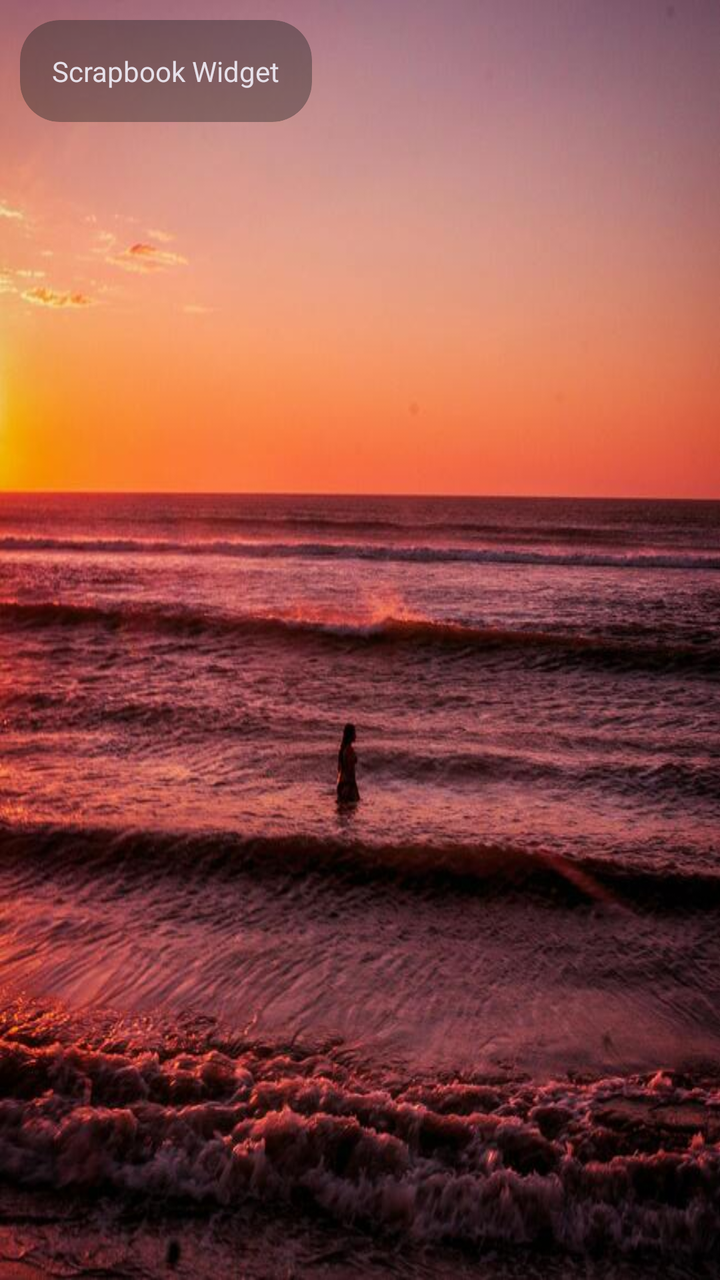
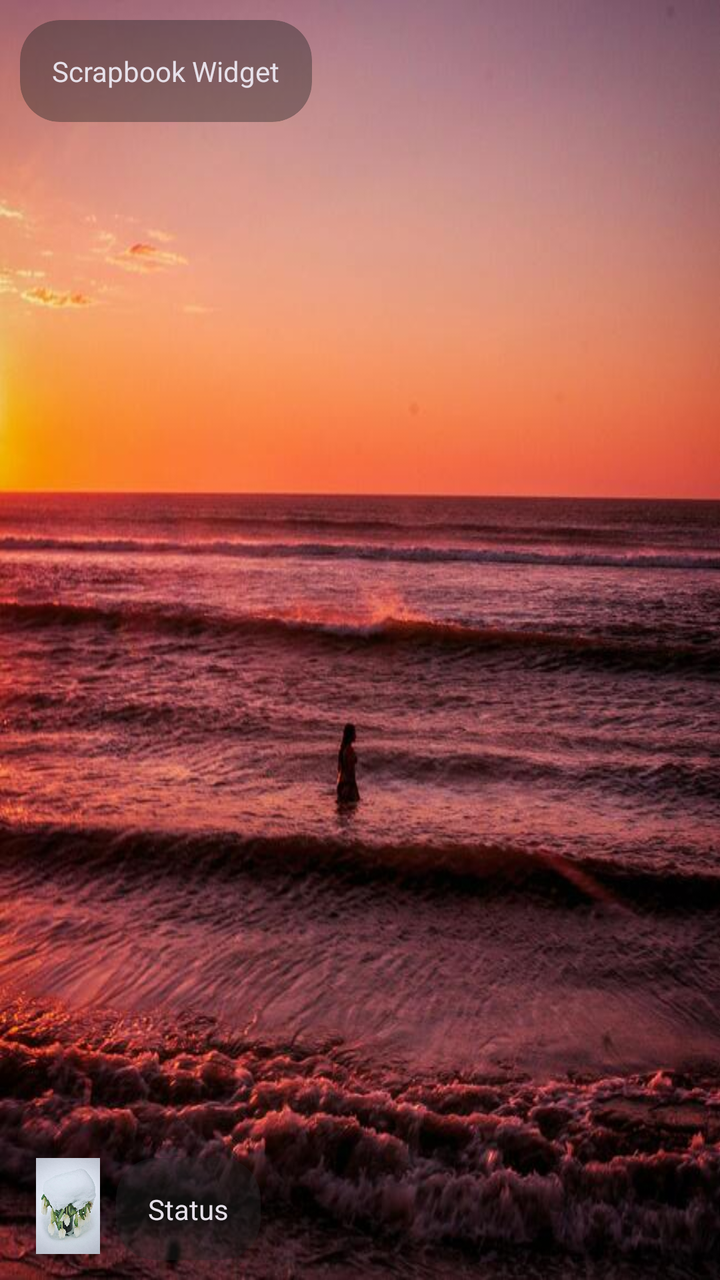

The first picture is an Android layout as it rendered before a commit; the second is the same layout after the commit. The layout source and the unified diff follow.
<!-- AndroidManifest.xml: application theme Theme.ScrapbookWidget -->
<!-- res/layout/app_widget.xml -->
<LinearLayout xmlns:android="http://schemas.android.com/apk/res/android"
    style="@style/Widget.ScrapbookWidget.AppWidget.Container"
    android:id="@+id/widget_container"
    android:layout_width="match_parent"
    android:layout_height="match_parent"
    android:orientation="vertical"
    android:padding="10dp"
    android:background="@drawable/test__4_"
    android:theme="@style/Theme.ScrapbookWidget.AppWidgetContainer">

    <TextView
        android:id="@+id/appwidget_text"
        style="@style/Widget.ScrapbookWidget.AppWidget.InnerView"
        android:layout_width="wrap_content"
        android:layout_height="wrap_content"
        android:contentDescription="@string/appwidget_text"
        android:text="@string/appwidget_text" />
</LinearLayout>
<!-- resources referenced by this layout -->
<resources>
  <!-- drawable test__4_: jpg bitmap (drawable, 69729 bytes) -->
  <string name="appwidget_text">Scrapbook Widget</string>
  <style name="Theme.ScrapbookWidget.AppWidgetContainer" parent="Theme.ScrapbookWidget.AppWidgetContainerParent">
          
          <item name="appWidgetPadding">16dp</item>
      </style>
  <style name="Widget.ScrapbookWidget.AppWidget.Container" parent="android:Widget">
          <item name="android:id">@android:id/background</item>
          <item name="android:background">?android:attr/colorBackground</item>
      </style>
  <style name="Widget.ScrapbookWidget.AppWidget.InnerView" parent="android:Widget">
          <item name="android:background">?android:attr/colorBackground</item>
          <item name="android:textColor">?android:attr/textColorPrimary</item>
      </style>
  <style name="Theme.ScrapbookWidget" parent="Base.Theme.ScrapbookWidget" />
  <style name="Theme.ScrapbookWidget.AppWidgetContainerParent" parent="@android:style/Theme.DeviceDefault">
          
          <item name="appWidgetRadius">16dp</item>
          
          <item name="appWidgetInnerRadius">8dp</item>
      </style>
  <style name="Base.Theme.ScrapbookWidget" parent="Theme.Material3.Dark.NoActionBar">
          
          
      </style>
</resources>

<!-- the commit's change to res/layout/app_widget.xml (unified diff, before → after) -->
@@ -1,4 +1,5 @@
 <LinearLayout xmlns:android="http://schemas.android.com/apk/res/android"
+    xmlns:app="http://schemas.android.com/apk/res-auto"
     style="@style/Widget.ScrapbookWidget.AppWidget.Container"
     android:id="@+id/widget_container"
     android:layout_width="match_parent"
@@ -15,4 +16,25 @@
         android:layout_height="wrap_content"
         android:contentDescription="@string/appwidget_text"
         android:text="@string/appwidget_text" />
+    <FrameLayout
+        android:layout_width="match_parent"
+        android:layout_height="0dp"
+        android:layout_weight="1"/>
+
+    <LinearLayout
+        android:layout_width="match_parent"
+        android:layout_height="wrap_content"
+        android:orientation="horizontal">
+
+        <ImageView
+            android:layout_width="48dp"
+            android:layout_height="48dp"
+            android:src="@drawable/test__1_"/>
+        <TextView
+            android:id="@+id/status"
+            style="@style/Widget.ScrapbookWidget.AppWidget.InnerView"
+            android:layout_width="wrap_content"
+            android:layout_height="wrap_content"
+            android:text="Status"/>
+    </LinearLayout>
 </LinearLayout>
<!-- resource entries referenced after the edit -->
@@ -1,5 +1,6 @@
 <!-- resources referenced by this layout -->
 <resources>
+  <!-- drawable test__1_: jpg bitmap (drawable, 64837 bytes) -->
   <!-- drawable test__4_: jpg bitmap (drawable, 69729 bytes) -->
   <string name="appwidget_text">Scrapbook Widget</string>
   <style name="Theme.ScrapbookWidget.AppWidgetContainer" parent="Theme.ScrapbookWidget.AppWidgetContainerParent">
